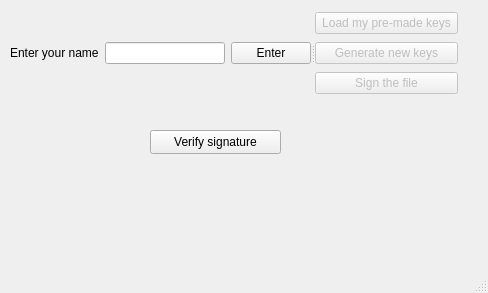
Before: the Qt Designer form mainwindow.ui in mysteryon88/ElectronicDigitalSignature, drawn with Qt 5.
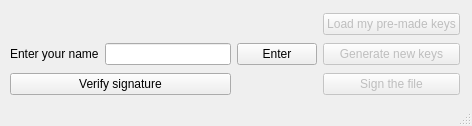
After: the same form once the commit is applied.

```diff
--- a/mainwindow.ui
+++ b/mainwindow.ui
@@ -9,10 +9,22 @@
    <rect>
     <x>0</x>
     <y>0</y>
-    <width>488</width>
-    <height>293</height>
+    <width>472</width>
+    <height>126</height>
    </rect>
   </property>
+  <property name="minimumSize">
+   <size>
+    <width>472</width>
+    <height>126</height>
+   </size>
+  </property>
+  <property name="maximumSize">
+   <size>
+    <width>472</width>
+    <height>126</height>
+   </size>
+  </property>
   <property name="acceptDrops">
    <bool>false</bool>
   </property>
@@ -20,72 +32,44 @@
    <string>Electronic Digital Signature</string>
   </property>
   <widget class="QWidget" name="centralwidget">
-   <widget class="QPushButton" name="Verification">
-    <property name="enabled">
-     <bool>true</bool>
-    </property>
-    <property name="geometry">
-     <rect>
-      <x>150</x>
-      <y>130</y>
-      <width>131</width>
-      <height>24</height>
-     </rect>
-    </property>
-    <property name="text">
-     <string>Verify signature</string>
-    </property>
-   </widget>
-   <widget class="QSplitter" name="splitter">
+   <widget class="QWidget" name="">
     <property name="geometry">
      <rect>
       <x>10</x>
-      <y>10</y>
-      <width>448</width>
+      <y>11</y>
+      <width>450</width>
       <height>86</height>
      </rect>
     </property>
-    <property name="orientation">
-     <enum>Qt::Horizontal</enum>
-    </property>
-    <widget class="QWidget" name="">
-     <layout class="QHBoxLayout" name="horizontalLayout">
-      <item>
-       <layout class="QVBoxLayout" name="verticalLayout_2">
-        <item>
+    <layout class="QGridLayout" name="gridLayout">
+     <item row="0" column="3">
+      <widget class="QPushButton" name="LoadMyKeys">
+       <property name="enabled">
+        <bool>false</bool>
+       </property>
+       <property name="text">
+        <string>Load my pre-made keys</string>
+       </property>
+      </widget>
+     </item>
+     <item row="1" column="0">
          <widget class="QLabel" name="label">
           <property name="text">
            <string>Enter your name</string>
           </property>
          </widget>
         </item>
-       </layout>
-      </item>
-      <item>
+     <item row="1" column="1">
        <widget class="QLineEdit" name="Name"/>
       </item>
-      <item>
+     <item row="1" column="2">
        <widget class="QPushButton" name="NewDir">
         <property name="text">
          <string>Enter</string>
         </property>
        </widget>
       </item>
-     </layout>
-    </widget>
-    <widget class="QWidget" name="">
-     <layout class="QVBoxLayout" name="verticalLayout">
-      <item>
-       <widget class="QPushButton" name="LoadMyKeys">
-        <property name="enabled">
-         <bool>false</bool>
-        </property>
-        <property name="text">
-         <string>Load my pre-made keys</string>
-        </property>
-       </widget>
-      </item>
-      <item>
+     <item row="1" column="3">
        <widget class="QPushButton" name="GenerateKey">
         <property name="enabled">
          <bool>false</bool>
@@ -98,7 +82,17 @@
         </property>
        </widget>
       </item>
-      <item>
+     <item row="2" column="0" colspan="2">
+      <widget class="QPushButton" name="Verification">
+       <property name="enabled">
+        <bool>true</bool>
+       </property>
+       <property name="text">
+        <string>Verify signature</string>
+       </property>
+      </widget>
+     </item>
+     <item row="2" column="3">
        <widget class="QPushButton" name="SingFile">
         <property name="enabled">
          <bool>false</bool>
@@ -109,7 +103,6 @@
        </widget>
       </item>
      </layout>
-    </widget>
    </widget>
   </widget>
   <widget class="QStatusBar" name="statusbar"/>
```
Left out of the diff: 3 changed lines with no effect on the pictures. Lines whose indentation alone changed are shown as unchanged.
